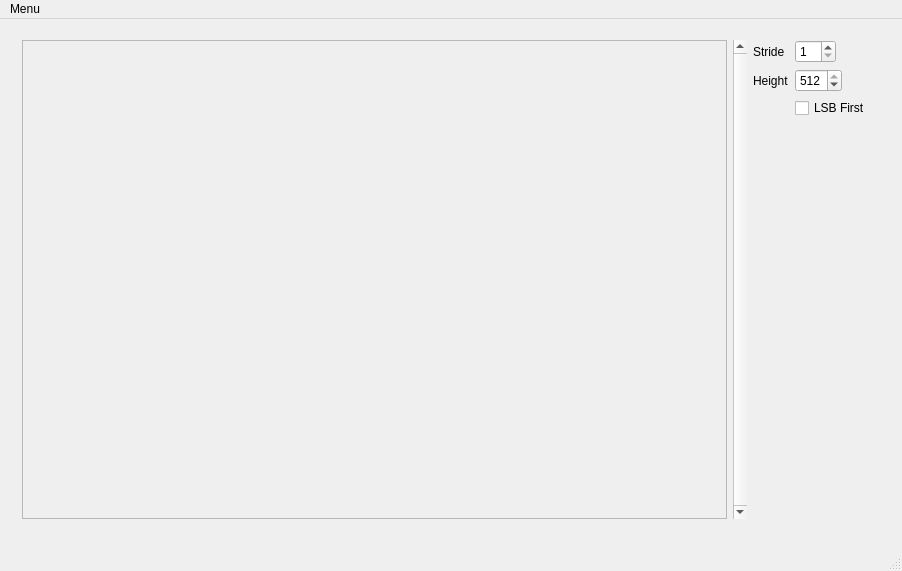
alxdrl/bittle, file mainwindow.ui: the form before one commit.
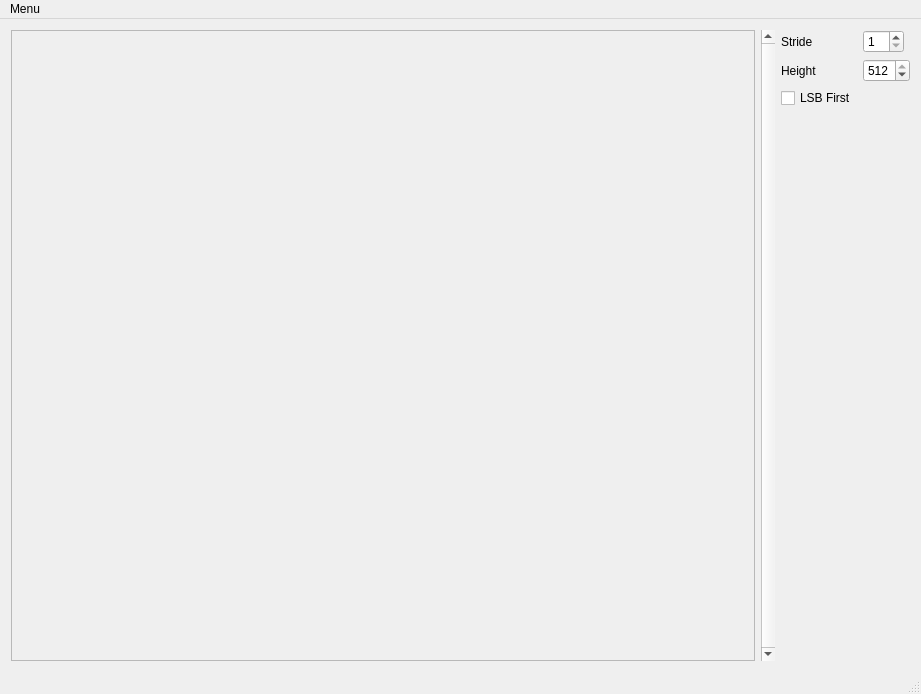
The form after the commit.

Commit message: various fixes / rework - alignement fix - layout rework - view update rework - move QLabel widget to ui file - etc.

Patch:
```diff
--- a/mainwindow.ui
+++ b/mainwindow.ui
@@ -6,26 +6,25 @@
    <rect>
     <x>0</x>
     <y>0</y>
-    <width>902</width>
-    <height>571</height>
+    <width>921</width>
+    <height>694</height>
    </rect>
   </property>
   <property name="windowTitle">
    <string>Bittle</string>
   </property>
   <widget class="QWidget" name="centralWidget">
-   <widget class="QWidget" name="layoutWidget">
-    <property name="geometry">
-     <rect>
-      <x>11</x>
-      <y>10</y>
-      <width>871</width>
-      <height>501</height>
-     </rect>
-    </property>
+   <layout class="QVBoxLayout" name="verticalLayout">
+    <item>
     <layout class="QHBoxLayout" name="horizontalLayout">
      <item>
       <widget class="QScrollArea" name="scrollArea">
+        <property name="sizePolicy">
+         <sizepolicy hsizetype="Expanding" vsizetype="Expanding">
+          <horstretch>0</horstretch>
+          <verstretch>0</verstretch>
+         </sizepolicy>
+        </property>
        <property name="widgetResizable">
         <bool>true</bool>
        </property>
@@ -34,10 +33,28 @@
          <rect>
           <x>0</x>
           <y>0</y>
-          <width>413</width>
-          <height>497</height>
-         </rect>
-        </property>
+           <width>434</width>
+           <height>634</height>
+          </rect>
+         </property>
+         <layout class="QGridLayout" name="gridLayout">
+          <item row="0" column="0">
+           <widget class="QLabel" name="imageLabel">
+            <property name="sizePolicy">
+             <sizepolicy hsizetype="Expanding" vsizetype="Expanding">
+              <horstretch>0</horstretch>
+              <verstretch>0</verstretch>
+             </sizepolicy>
+            </property>
+            <property name="text">
+             <string/>
+            </property>
+            <property name="alignment">
+             <set>Qt::AlignCenter</set>
+            </property>
+           </widget>
+          </item>
+         </layout>
        </widget>
       </widget>
      </item>
@@ -120,7 +137,7 @@
          </property>
         </widget>
        </item>
-       <item row="4" column="1">
+        <item row="4" column="0">
         <widget class="QCheckBox" name="checkBox">
          <property name="text">
           <string>LSB First</string>
@@ -130,15 +147,16 @@
       </layout>
      </item>
     </layout>
-   </widget>
+    </item>
+   </layout>
   </widget>
   <widget class="QMenuBar" name="menuBar">
    <property name="geometry">
     <rect>
      <x>0</x>
      <y>0</y>
-     <width>902</width>
-     <height>22</height>
+     <width>921</width>
+     <height>20</height>
     </rect>
    </property>
    <widget class="QMenu" name="menuMenu">
```
Left out of the diff: 19 changed lines with no effect on the pictures. Lines whose indentation alone changed are shown as unchanged. The commit also changes 2 other files.
